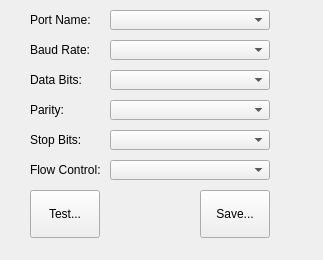
Before: the Qt Designer form settings/serialportsettings.ui in batistasilva/QtAppForCam-LSY201-TTL-INF, drawn with Qt 5.
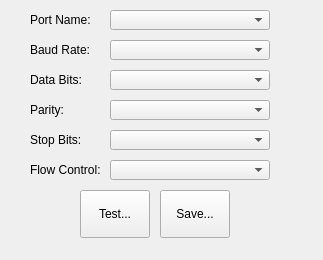
After: the same form once the commit is applied. Icons and pictures are not drawn.

```diff
--- a/settings/serialportsettings.ui
+++ b/settings/serialportsettings.ui
@@ -196,7 +196,7 @@
   <widget class="QToolButton" name="toolBSPSettingSave">
    <property name="geometry">
     <rect>
-     <x>200</x>
+     <x>160</x>
      <y>190</y>
      <width>70</width>
      <height>48</height>
@@ -219,7 +219,7 @@
   <widget class="QToolButton" name="toolBSPSettingTest">
    <property name="geometry">
     <rect>
-     <x>30</x>
+     <x>80</x>
      <y>190</y>
      <width>70</width>
      <height>48</height>
```
Left out of the diff: 51 changed lines with no effect on the pictures.
